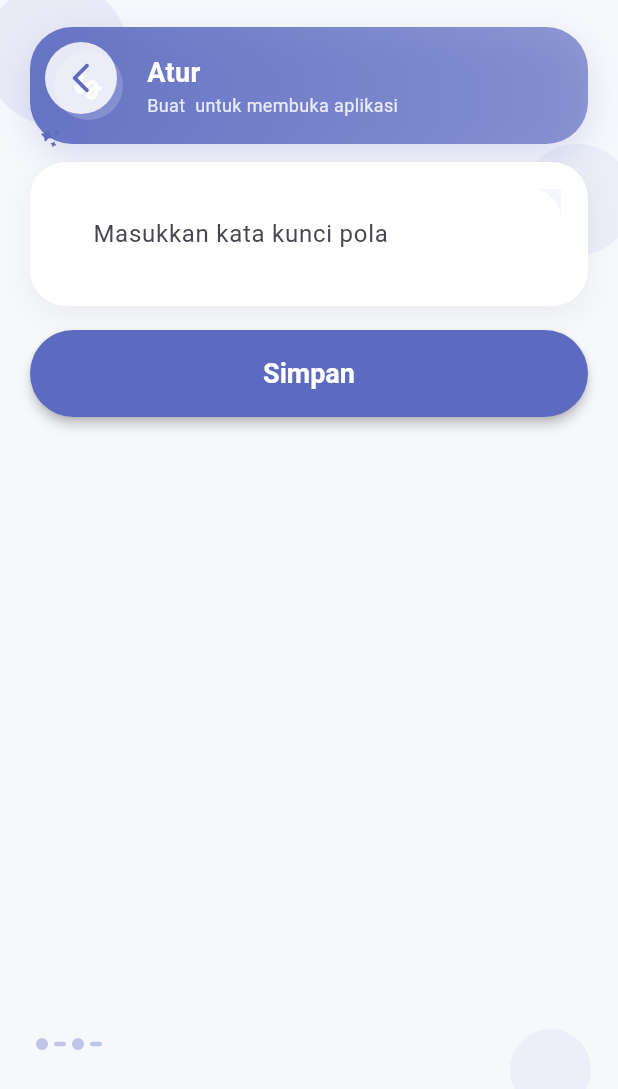
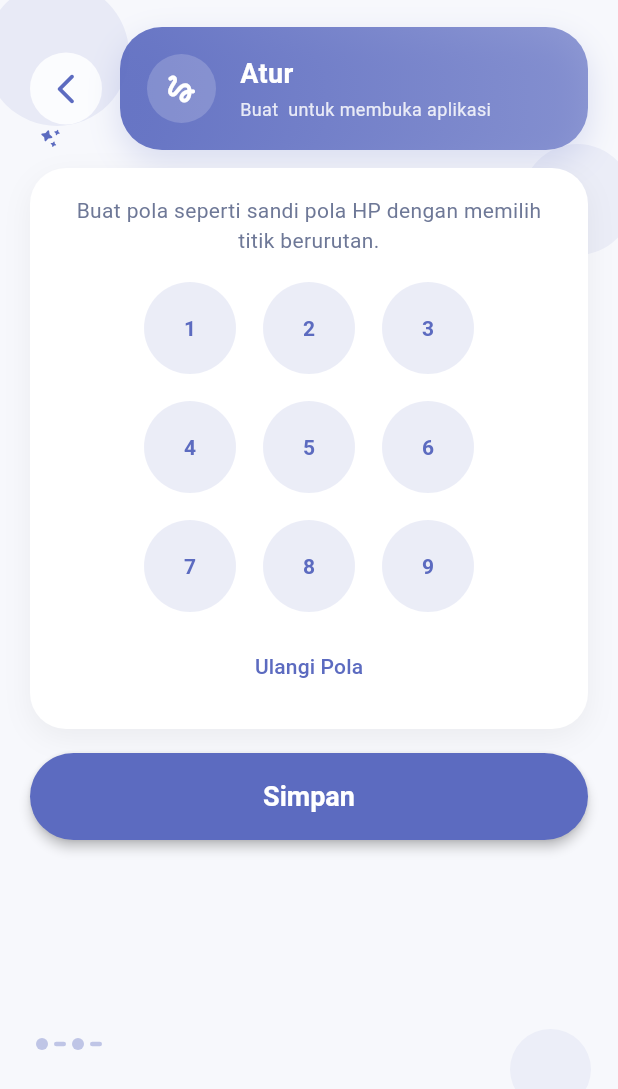
Before and after one commit to paniabisnis-commits/moodspace, a Flutter app: the SecuritySetupScreen screen opened directly with empty values, on a phone screen of 412 x 824 dp. Shown: the top 1089 px of the screen. Run offline on Flutter 3.47's test engine with Material 3 defaults, Android fonts, the phone set to English and light mode, and no system bars.

Commit message:
Polish headers cards and profile/security details

```diff
--- a/lib/screens/mood_decor.dart
+++ b/lib/screens/mood_decor.dart
@@ -102,41 +102,7 @@ class SectionAccentCard extends StatelessWidget {
           ),
         ],
       ),
-      child: Stack(
-        children: [
-          Positioned(
-            top: -10,
-            right: -6,
-            child: Container(
-              width: 40,
-              height: 40,
-              decoration: BoxDecoration(
-                color: accentColor.withValues(alpha: 0.06),
-                shape: BoxShape.circle,
-              ),
-            ),
-          ),
-          Positioned(
-            bottom: -8,
-            left: -8,
-            child: Transform.rotate(
-              angle: -0.28,
-              child: Container(
-                width: 30,
-                height: 30,
-                decoration: BoxDecoration(
-                  border: Border.all(
-                    color: accentColor.withValues(alpha: 0.08),
-                    width: 1.5,
-                  ),
-                  borderRadius: BorderRadius.circular(10),
-                ),
-              ),
-            ),
-          ),
-          child,
-        ],
-      ),
+      child: child,
     );
   }
 }
@@ -160,7 +126,10 @@ class MoodHeader extends StatelessWidget {
   @override
   Widget build(BuildContext context) {
     return Container(
-      padding: EdgeInsets.all(compact ? 16 : 20),
+      padding: EdgeInsets.symmetric(
+        horizontal: compact ? 18 : 20,
+        vertical: compact ? 18 : 22,
+      ),
       decoration: BoxDecoration(
         borderRadius: BorderRadius.circular(28),
         gradient: LinearGradient(
@@ -178,6 +147,7 @@ class MoodHeader extends StatelessWidget {
         ],
       ),
       child: Row(
+        crossAxisAlignment: CrossAxisAlignment.center,
         children: [
           Container(
             width: compact ? 46 : 54,
@@ -191,6 +161,7 @@ class MoodHeader extends StatelessWidget {
           const SizedBox(width: 16),
           Expanded(
             child: Column(
+              mainAxisAlignment: MainAxisAlignment.center,
               crossAxisAlignment: CrossAxisAlignment.start,
               children: [
                 Text(
@@ -201,7 +172,8 @@ class MoodHeader extends StatelessWidget {
                     fontWeight: FontWeight.bold,
                   ),
                 ),
-                if (subtitle != null)
+                if (subtitle != null) ...[
+                  const SizedBox(height: 2),
                   Text(
                     subtitle!,
                     style: TextStyle(
@@ -209,6 +181,7 @@ class MoodHeader extends StatelessWidget {
                       fontSize: compact ? 12 : 13,
                     ),
                   ),
+                ],
               ],
             ),
           ),
--- a/lib/screens/settings_detail_screens.dart
+++ b/lib/screens/settings_detail_screens.dart
@@ -14,6 +14,16 @@ class ProfileDetailScreen extends StatefulWidget {
 
 class _ProfileDetailScreenState extends State<ProfileDetailScreen> {
   late final TextEditingController _nameController;
+  int selectedAvatar = 0;
+
+  static const List<IconData> avatarOptions = [
+    Icons.sentiment_very_satisfied_rounded,
+    Icons.pets_rounded,
+    Icons.local_florist_rounded,
+    Icons.star_rounded,
+    Icons.auto_awesome_rounded,
+    Icons.emoji_emotions_rounded,
+  ];
 
   @override
   void initState() {
@@ -39,42 +49,53 @@ class _ProfileDetailScreenState extends State<ProfileDetailScreen> {
           SectionAccentCard(
             child: Column(
               children: [
-                Stack(
-                  children: [
-                    const CircleAvatar(
+                CircleAvatar(
                   radius: 42,
-                      backgroundColor: Color(0xFFE7EBFB),
+                  backgroundColor: const Color(0xFFE7EBFB),
                   child: Icon(
-                        Icons.person_rounded,
+                    avatarOptions[selectedAvatar],
                     size: 44,
                     color: appPrimary,
                   ),
                 ),
-                    Positioned(
-                      right: 0,
-                      bottom: 0,
-                      child: Material(
-                        color: appPrimary,
-                        shape: const CircleBorder(),
-                        child: IconButton(
-                          onPressed: () {
-                            ScaffoldMessenger.of(context).showSnackBar(
-                              const SnackBar(
-                                content: Text(
-                                  'Fitur ganti avatar siap dipakai.',
+                const SizedBox(height: 18),
+                Wrap(
+                  spacing: 10,
+                  runSpacing: 10,
+                  children: List.generate(avatarOptions.length, (index) {
+                    final selected = selectedAvatar == index;
+                    return InkWell(
+                      borderRadius: BorderRadius.circular(999),
+                      onTap: () => setState(() => selectedAvatar = index),
+                      child: AnimatedContainer(
+                        duration: const Duration(milliseconds: 220),
+                        width: 48,
+                        height: 48,
+                        decoration: BoxDecoration(
+                          color: selected
+                              ? appPrimary.withValues(alpha: 0.14)
+                              : const Color(0xFFF4F6FD),
+                          shape: BoxShape.circle,
+                          border: Border.all(
+                            color: selected
+                                ? appPrimary
+                                : const Color(0xFFE0E6F7),
+                          ),
+                        ),
+                        child: Icon(
+                          avatarOptions[index],
+                          color: selected
+                              ? appPrimary
+                              : const Color(0xFF8590B2),
                         ),
                       ),
                     );
-                          },
-                          icon: const Icon(
-                            Icons.edit_rounded,
-                            color: Colors.white,
-                            size: 18,
+                  }),
                 ),
-                        ),
-                      ),
-                    ),
-                  ],
+                const SizedBox(height: 10),
+                const Text(
+                  'Pilih avatar lucu yang otomatis disediakan aplikasi.',
+                  style: TextStyle(fontSize: 13, color: Color(0xFF7882A2)),
                 ),
                 const SizedBox(height: 18),
                 TextField(
@@ -294,6 +315,7 @@ class SecuritySetupScreen extends StatefulWidget {
 
 class _SecuritySetupScreenState extends State<SecuritySetupScreen> {
   final TextEditingController _controller = TextEditingController();
+  final List<int> selectedDots = [];
 
   @override
   void dispose() {
@@ -310,16 +332,78 @@ class _SecuritySetupScreenState extends State<SecuritySetupScreen> {
       accentColor: appPrimary,
       child: Column(
         children: [
+          if (widget.type == 'PIN')
             SectionAccentCard(
               child: TextField(
                 controller: _controller,
-              obscureText: widget.type == 'PIN',
+                obscureText: true,
                 keyboardType: TextInputType.number,
-              decoration: InputDecoration(
-                labelText: widget.type == 'PIN'
-                    ? 'Masukkan 4 digit PIN'
-                    : 'Masukkan kata kunci pola',
+                decoration: const InputDecoration(
+                  labelText: 'Masukkan 4 digit PIN',
                 ),
+              ),
+            )
+          else
+            SectionAccentCard(
+              child: Column(
+                children: [
+                  const Text(
+                    'Buat pola seperti sandi pola HP dengan memilih titik berurutan.',
+                    style: TextStyle(color: Color(0xFF6E7897)),
+                    textAlign: TextAlign.center,
+                  ),
+                  const SizedBox(height: 18),
+                  SizedBox(
+                    width: 220,
+                    height: 220,
+                    child: GridView.builder(
+                      physics: const NeverScrollableScrollPhysics(),
+                      itemCount: 9,
+                      gridDelegate:
+                          const SliverGridDelegateWithFixedCrossAxisCount(
+                            crossAxisCount: 3,
+                            mainAxisSpacing: 18,
+                            crossAxisSpacing: 18,
+                          ),
+                      itemBuilder: (context, index) {
+                        final dot = index + 1;
+                        final selected = selectedDots.contains(dot);
+                        return InkWell(
+                          borderRadius: BorderRadius.circular(999),
+                          onTap: () {
+                            setState(() {
+                              if (!selected) {
+                                selectedDots.add(dot);
+                              }
+                            });
+                          },
+                          child: Container(
+                            decoration: BoxDecoration(
+                              color: selected
+                                  ? appPrimary
+                                  : appPrimary.withValues(alpha: 0.12),
+                              shape: BoxShape.circle,
+                            ),
+                            child: Center(
+                              child: Text(
+                                '$dot',
+                                style: TextStyle(
+                                  color: selected ? Colors.white : appPrimary,
+                                  fontWeight: FontWeight.bold,
+                                ),
+                              ),
+                            ),
+                          ),
+                        );
+                      },
+                    ),
+                  ),
+                  const SizedBox(height: 12),
+                  TextButton(
+                    onPressed: () => setState(() => selectedDots.clear()),
+                    child: const Text('Ulangi Pola'),
+                  ),
+                ],
               ),
             ),
           const SizedBox(height: 16),
@@ -327,6 +411,21 @@ class _SecuritySetupScreenState extends State<SecuritySetupScreen> {
             width: double.infinity,
             child: ElevatedButton(
               onPressed: () {
+                if (widget.type == 'PIN' &&
+                    _controller.text.trim().length < 4) {
+                  ScaffoldMessenger.of(context).showSnackBar(
+                    const SnackBar(content: Text('PIN minimal 4 digit.')),
+                  );
+                  return;
+                }
+                if (widget.type == 'Pola' && selectedDots.length < 4) {
+                  ScaffoldMessenger.of(context).showSnackBar(
+                    const SnackBar(
+                      content: Text('Pola minimal terdiri dari 4 titik.'),
+                    ),
+                  );
+                  return;
+                }
                 ScaffoldMessenger.of(context).showSnackBar(
                   SnackBar(content: Text('${widget.type} berhasil disimpan.')),
                 );
@@ -469,21 +568,20 @@ class _DetailScaffold extends StatelessWidget {
             children: [
               Padding(
                 padding: const EdgeInsets.fromLTRB(20, 18, 20, 12),
-                child: Stack(
+                child: Row(
                   children: [
-                    MoodHeader(
+                    ScreenBackButton(
+                      onTap: () => Navigator.of(context).pop(),
+                      color: accentColor,
+                    ),
+                    const SizedBox(width: 12),
+                    Expanded(
+                      child: MoodHeader(
                         title: title,
                         subtitle: subtitle,
                         icon: icon,
                         accentColor: accentColor,
                         compact: true,
-                    ),
-                    Positioned(
-                      left: 10,
-                      top: 10,
-                      child: ScreenBackButton(
-                        onTap: () => Navigator.of(context).pop(),
-                        color: accentColor,
                       ),
                     ),
                   ],
```
Also changed, not shown: lib/screens/test_category_model.dart (+5 -7 lines), lib/screens/test_category_screen.dart (+18 -15 lines), lib/screens/test_detail_screen.dart (+18 -32 lines). Lines whose indentation alone changed are shown as unchanged.
